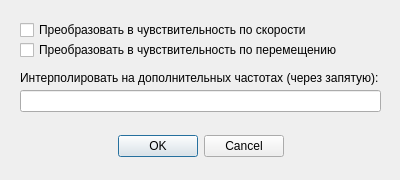
The window that shaker_calibration/ui/settings_dialog.ui (spectral307/shaker_calibration) describes before a commit, drawn with Qt 5.
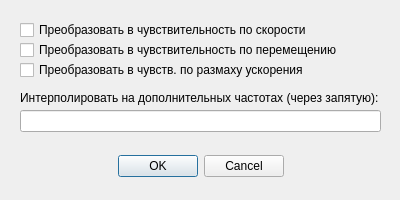
The same window after the commit.

Commit message: Add peak-to-peak accel sens transform feature

```diff
--- a/shaker_calibration/ui/settings_dialog.ui
+++ b/shaker_calibration/ui/settings_dialog.ui
@@ -7,7 +7,7 @@
     <x>0</x>
     <y>0</y>
     <width>400</width>
-    <height>180</height>
+    <height>200</height>
    </rect>
   </property>
   <property name="windowTitle">
@@ -17,7 +17,7 @@
    <property name="geometry">
     <rect>
      <x>30</x>
-     <y>130</y>
+     <y>150</y>
      <width>341</width>
      <height>32</height>
     </rect>
@@ -49,7 +49,7 @@
    <property name="geometry">
     <rect>
      <x>20</x>
-     <y>70</y>
+     <y>90</y>
      <width>361</width>
      <height>16</height>
     </rect>
@@ -62,7 +62,7 @@
    <property name="geometry">
     <rect>
      <x>20</x>
-     <y>90</y>
+     <y>110</y>
      <width>361</width>
      <height>22</height>
     </rect>
@@ -81,6 +81,19 @@
     <string>Преобразовать в чувствительность по перемещению</string>
    </property>
   </widget>
+  <widget class="QCheckBox" name="accel_ptp_transform_checkbox">
+   <property name="geometry">
+    <rect>
+     <x>20</x>
+     <y>60</y>
+     <width>321</width>
+     <height>20</height>
+    </rect>
+   </property>
+   <property name="text">
+    <string>Преобразовать в чувств. по размаху ускорения</string>
+   </property>
+  </widget>
  </widget>
  <resources/>
  <connections>
```
The commit also changes 4 other files.
